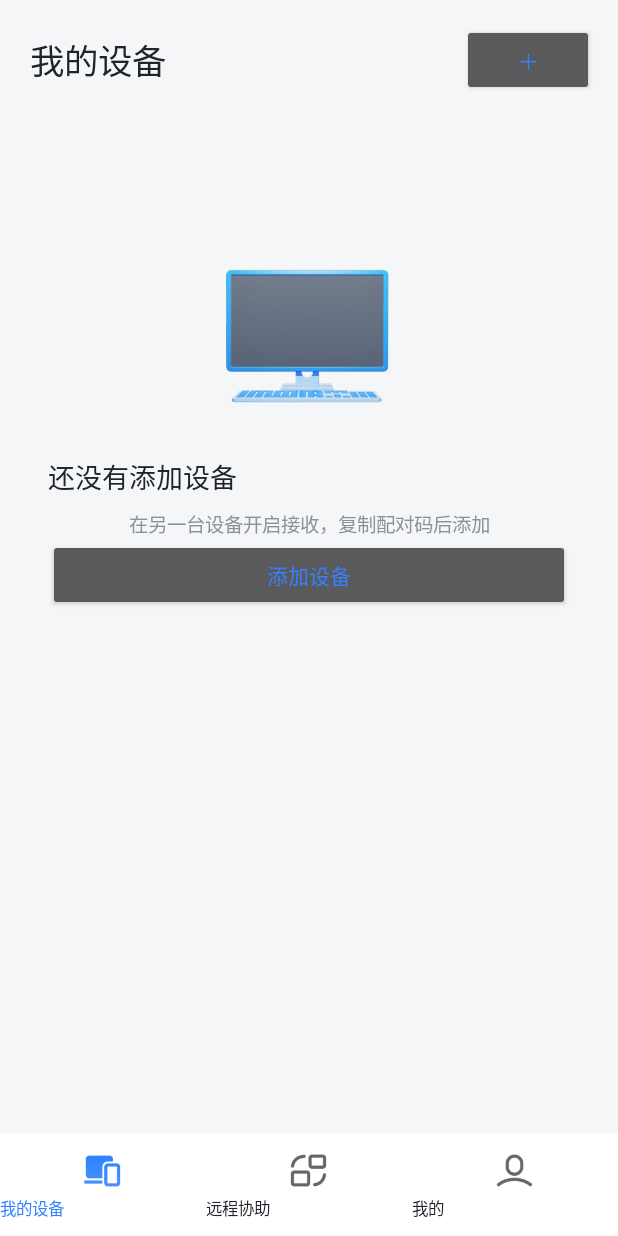
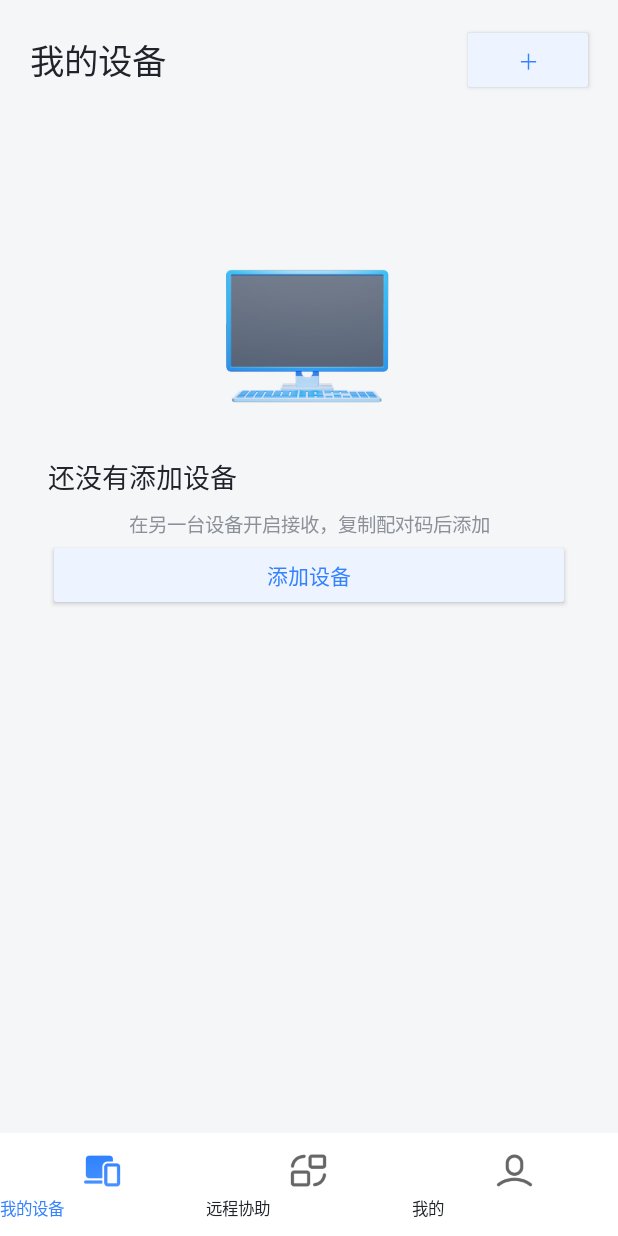
Before and after one commit to materjojo/uuremote-clone, an Android app: the screen it shows after launch (MainActivity), on a phone screen of 412 x 824 dp. Run offline under Robolectric (Android 15) with nearby library versions, the phone set to English and light mode, and no system bars; libraries missing offline, so code that uses them is left out: org.webrtc.

Commit message:
fix: respect stop during hosting, ignore replaced connections and use Android light theme

```diff
--- a/platforms/android/app/src/main/AndroidManifest.xml
+++ b/platforms/android/app/src/main/AndroidManifest.xml
@@ -9,7 +9,7 @@
 
     <application
         android:label="UU远程"
-        android:theme="@android:style/Theme.Material.NoActionBar"
+        android:theme="@style/UUTheme"
         android:allowBackup="false"
         android:usesCleartextTraffic="true">
         <service android:name=".ScreenShareService" android:exported="false" android:foregroundServiceType="mediaProjection"/>
--- a/platforms/android/app/src/main/java/com/example/uuremote/MainActivity.java
+++ b/platforms/android/app/src/main/java/com/example/uuremote/MainActivity.java
@@ -77,7 +77,9 @@ public class MainActivity extends Activity {
     private LinearLayout column() { LinearLayout v = new LinearLayout(this); v.setOrientation(LinearLayout.VERTICAL); return v; }
     private TextView text(String value, int size, int color) { TextView t = new TextView(this); t.setText(value); t.setTextSize(size); t.setTextColor(color); return t; }
     private Button button(String label, View.OnClickListener action) {
-        Button b = new Button(this); b.setText(label); b.setTextColor(BLUE); b.setAllCaps(false); b.setOnClickListener(action); return b;
+        Button b = new Button(this); b.setText(label); b.setTextColor(BLUE); b.setAllCaps(false);
+        b.setBackgroundTintList(android.content.res.ColorStateList.valueOf(0xffeef4ff));
+        b.setElevation(0); b.setOnClickListener(action); return b;
     }
     private void toast(String message) { Toast.makeText(this, message, Toast.LENGTH_LONG).show(); }
     private void card(LinearLayout v) {
--- /dev/null
+++ b/platforms/android/app/src/main/res/values/styles.xml
@@ -0,0 +1,11 @@
+<?xml version="1.0" encoding="utf-8"?>
+<resources>
+    <style name="UUTheme" parent="android:style/Theme.Material.Light.NoActionBar">
+        <item name="android:fontFamily">sans</item>
+        <item name="android:colorAccent">#3482FF</item>
+        <item name="android:windowLightStatusBar">true</item>
+        <item name="android:statusBarColor">#FFFFFF</item>
+        <item name="android:navigationBarColor">#FFFFFF</item>
+        <item name="android:windowBackground">#F5F6F8</item>
+    </style>
+</resources>
```
Also changed, not shown: 2 other files.
